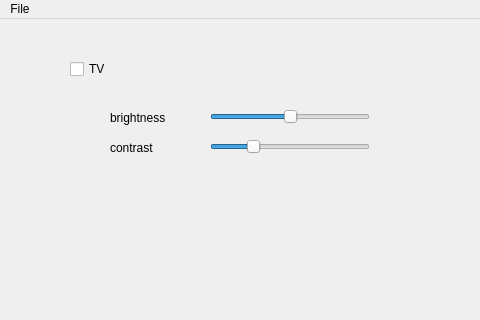
Old version of the form maincontrolwindow.ui in the repository cmosher01/Em-TV; both pictures show x 0 to 480 and y 0 to 320 of the 800 by 600 pixel window.
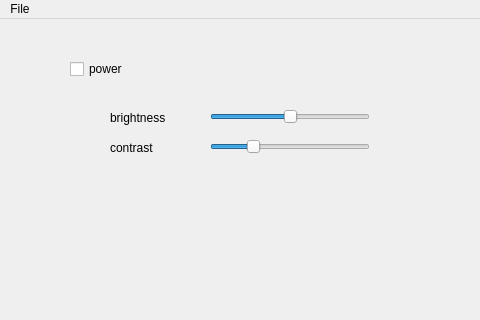
New version of the form.

```diff
--- a/maincontrolwindow.ui
+++ b/maincontrolwindow.ui
@@ -24,7 +24,7 @@
      </rect>
     </property>
     <property name="text">
-     <string>TV</string>
+     <string>power</string>
     </property>
    </widget>
    <widget class="QSlider" name="brightness">
```
Left out of the diff: 2 changed lines with no effect on the pictures.
